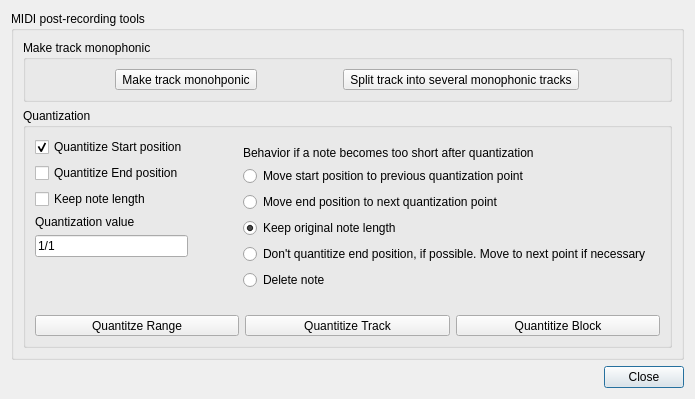
Above: Qt/qt4_tools.ui from kmatheussen/radium before the change. Below: the same form after it.
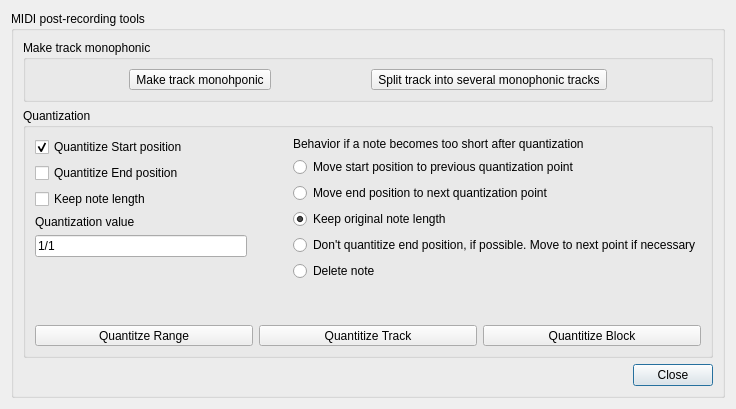
That is the form after the change. Custom widgets are drawn as their Qt base class.

The edit to the form file:
```diff
--- a/Qt/qt4_tools.ui
+++ b/Qt/qt4_tools.ui
@@ -6,16 +6,28 @@
    <rect>
     <x>0</x>
     <y>0</y>
-    <width>641</width>
-    <height>357</height>
+    <width>736</width>
+    <height>409</height>
    </rect>
   </property>
+  <property name="sizePolicy">
+   <sizepolicy hsizetype="Minimum" vsizetype="Minimum">
+    <horstretch>0</horstretch>
+    <verstretch>0</verstretch>
+   </sizepolicy>
+  </property>
   <property name="windowTitle">
    <string>Tools</string>
   </property>
   <layout class="QVBoxLayout" name="verticalLayout">
    <item>
     <widget class="QGroupBox" name="groupBox">
+     <property name="sizePolicy">
+      <sizepolicy hsizetype="Minimum" vsizetype="Minimum">
+       <horstretch>0</horstretch>
+       <verstretch>0</verstretch>
+      </sizepolicy>
+     </property>
      <property name="title">
       <string>MIDI post-recording tools</string>
      </property>
@@ -132,7 +144,7 @@
             </spacer>
            </item>
            <item>
-            <widget class="QFrame" name="">
+            <widget class="QFrame" name="frame">
              <property name="enabled">
               <bool>true</bool>
              </property>
@@ -140,6 +152,9 @@
               <property name="sizeConstraint">
                <enum>QLayout::SetDefaultConstraint</enum>
               </property>
+              <property name="margin">
+               <number>0</number>
+              </property>
               <item>
                <widget class="QLabel" name="label_4">
                 <property name="text">
@@ -261,16 +276,39 @@
         </layout>
        </widget>
       </item>
+      <item>
+       <layout class="QHBoxLayout" name="horizontalLayout_4">
+        <item>
+         <spacer name="horizontalSpacer_2">
+          <property name="orientation">
+           <enum>Qt::Horizontal</enum>
+          </property>
+          <property name="sizeHint" stdset="0">
+           <size>
+            <width>40</width>
+            <height>20</height>
+           </size>
+          </property>
+         </spacer>
+        </item>
+        <item>
+         <widget class="QPushButton" name="closeButton">
+          <property name="inputMethodHints">
+           <set>Qt::ImhNone</set>
+          </property>
+          <property name="text">
+           <string>Close</string>
+          </property>
+          <property name="default">
+           <bool>false</bool>
+          </property>
+         </widget>
+        </item>
+       </layout>
+      </item>
      </layout>
     </widget>
    </item>
-   <item>
-    <widget class="QDialogButtonBox" name="buttonBox">
-     <property name="standardButtons">
-      <set>QDialogButtonBox::Close</set>
-     </property>
-    </widget>
-   </item>
   </layout>
  </widget>
  <customwidgets>
```
Left out of the diff: 16 changed lines with no effect on the pictures.
